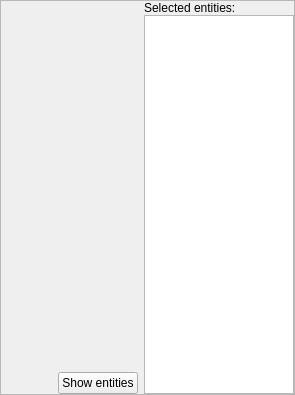
realXtend/tundra, file bin/data/ui/eceditor.ui: the form before one commit.
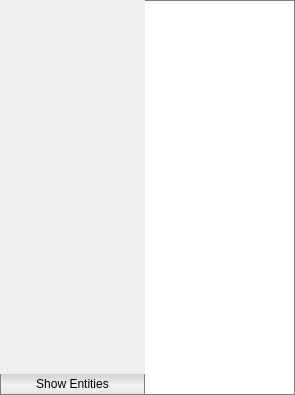
The form after the commit.

Commit message: UI tweaks for Scene Struct, Assets and EC Editor windows.

Diff of the .ui file:
```diff
--- a/bin/data/ui/eceditor.ui
+++ b/bin/data/ui/eceditor.ui
@@ -11,7 +11,28 @@
    </rect>
   </property>
   <property name="windowTitle">
-   <string>Entity-component Editor</string>
+   <string>Entity-Component Editor</string>
+  </property>
+  <property name="styleSheet">
+   <string>QPushButton#but_show_entities {
+	border: 1px solid grey;
+	border-top: 0px;
+	min-height: 20px;
+	background-color: qlineargradient(spread:pad, x1:0, y1:0, x2:0, y2:1, stop:0.0113636 rgba(210, 210, 210, 255), stop:0.556818 rgba(243, 243, 243, 255), stop:1 rgba(227, 227, 227, 255));
+}
+
+QPushButton#but_show_entities::hover {
+	background-color: qlineargradient(spread:pad, x1:0, y1:0, x2:0, y2:1, stop:0.0113636 rgba(205, 205, 205, 255), stop:0.556818 rgba(243, 243, 243, 255), stop:1 rgba(218, 218, 218, 255));
+}
+
+QPushButton#but_show_entities::pressed {
+	color: grey;
+}
+
+QListWidget#list_entities {
+	border: 1px solid grey;
+	border-left: 0px;
+}</string>
   </property>
   <layout class="QHBoxLayout" name="horizontalLayout">
    <property name="spacing">
@@ -23,17 +44,26 @@
    <item>
     <widget class="QFrame" name="MainFrame">
      <property name="frameShape">
-      <enum>QFrame::StyledPanel</enum>
+      <enum>QFrame::NoFrame</enum>
      </property>
      <property name="frameShadow">
-      <enum>QFrame::Raised</enum>
+      <enum>QFrame::Plain</enum>
+     </property>
+     <property name="lineWidth">
+      <number>0</number>
      </property>
      <layout class="QHBoxLayout" name="horizontalLayout_6">
+      <property name="spacing">
+       <number>0</number>
+      </property>
       <property name="margin">
        <number>0</number>
       </property>
       <item>
        <layout class="QVBoxLayout" name="verticalLayout">
+        <property name="spacing">
+         <number>0</number>
+        </property>
         <item>
          <widget class="QWidget" name="browser_widget" native="true">
           <property name="sizePolicy">
@@ -54,29 +84,19 @@
         </item>
         <item>
          <layout class="QHBoxLayout" name="horizontalLayout_3">
-          <item>
-           <spacer name="horizontalSpacer">
-            <property name="orientation">
-             <enum>Qt::Horizontal</enum>
-            </property>
-            <property name="sizeHint" stdset="0">
-             <size>
-              <width>40</width>
-              <height>20</height>
-             </size>
-            </property>
-           </spacer>
-          </item>
+          <property name="spacing">
+           <number>0</number>
+          </property>
           <item>
            <widget class="QPushButton" name="but_show_entities">
             <property name="sizePolicy">
-             <sizepolicy hsizetype="Fixed" vsizetype="Fixed">
+             <sizepolicy hsizetype="Expanding" vsizetype="Fixed">
               <horstretch>0</horstretch>
               <verstretch>0</verstretch>
              </sizepolicy>
             </property>
             <property name="text">
-             <string>Show entities</string>
+             <string>Show Entities</string>
             </property>
            </widget>
           </item>
@@ -86,6 +106,9 @@
       </item>
       <item>
        <layout class="QVBoxLayout" name="verticalLayout_enetities">
+        <property name="leftMargin">
+         <number>0</number>
+        </property>
         <item>
          <widget class="QWidget" name="entity_widget" native="true">
           <property name="enabled">
@@ -104,13 +127,6 @@
            <property name="margin">
             <number>0</number>
            </property>
-           <item>
-            <widget class="QLabel" name="label_entities">
-             <property name="text">
-              <string>Selected entities:</string>
-             </property>
-            </widget>
-           </item>
            <item>
             <widget class="QListWidget" name="list_entities">
              <property name="sizePolicy">
@@ -134,6 +150,12 @@
              <property name="contextMenuPolicy">
               <enum>Qt::CustomContextMenu</enum>
              </property>
+             <property name="frameShape">
+              <enum>QFrame::NoFrame</enum>
+             </property>
+             <property name="frameShadow">
+              <enum>QFrame::Plain</enum>
+             </property>
             </widget>
            </item>
           </layout>
```
The commit also changes 7 other files.
